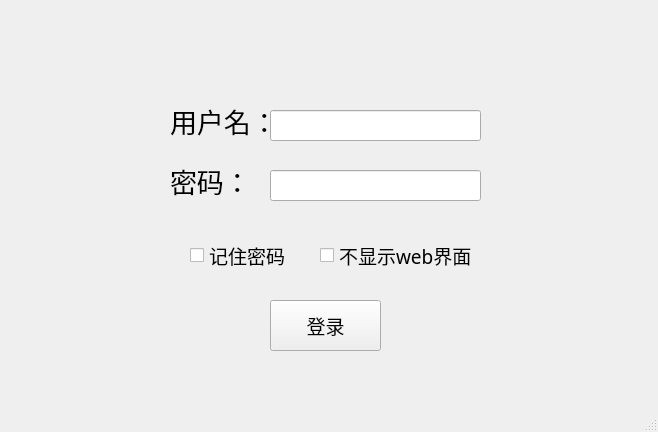
This is App/login.ui in Munbo123/xiaoya-video-watcher as Qt 5 draws it before an edit. The edited form follows.
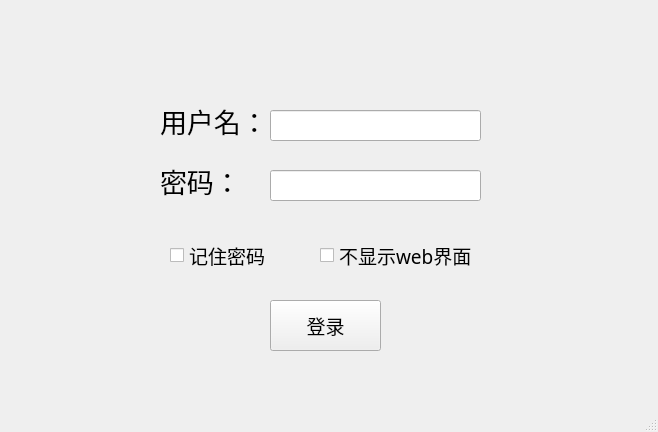
This is the edited form.

Patch:
```diff
--- a/App/login.ui
+++ b/App/login.ui
@@ -26,9 +26,9 @@
     </property>
     <property name="geometry">
      <rect>
-      <x>170</x>
+      <x>160</x>
       <y>90</y>
-      <width>101</width>
+      <width>111</width>
       <height>61</height>
      </rect>
     </property>
@@ -45,7 +45,7 @@
    <widget class="QLabel" name="label_2">
     <property name="geometry">
      <rect>
-      <x>170</x>
+      <x>160</x>
       <y>150</y>
       <width>101</width>
       <height>61</height>
@@ -99,9 +99,9 @@
    <widget class="QCheckBox" name="remember">
     <property name="geometry">
      <rect>
-      <x>190</x>
+      <x>170</x>
       <y>240</y>
-      <width>101</width>
+      <width>131</width>
       <height>31</height>
      </rect>
     </property>
```
Left out of the diff: 18 changed lines with no effect on the pictures.
